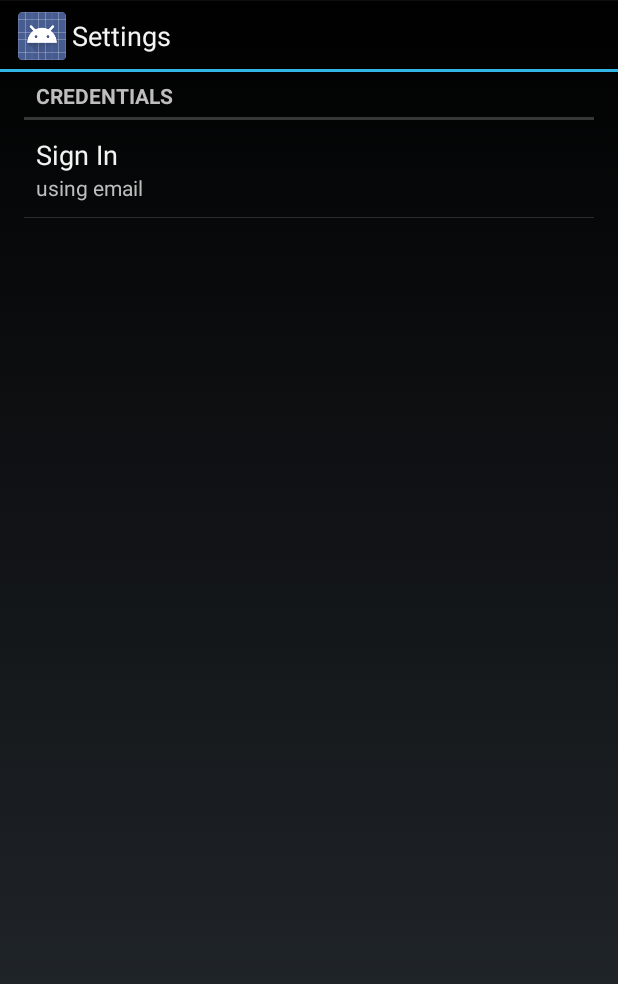
After one commit to EulogioGallo/ClockIO, an Android app: the SigninPreferenceActivity screen opened directly, with no data from a screen before it, on a phone screen of 412 x 824 dp. The commit adds this screen. Shown: the top 984 px of the screen. Run offline under Robolectric (Android 15) with nearby library versions, the phone set to English and light mode, and no system bars.

Commit message:
Added Settings for login, changed to Holo.Dark theme.

```diff
--- a/app/src/main/AndroidManifest.xml
+++ b/app/src/main/AndroidManifest.xml
@@ -36,6 +36,10 @@
             android:name=".FinalsActivity"
             android:label="@string/title_activity_final" >
         </activity>
+        <activity
+            android:name=".signinPreferences.SigninPreferenceActivity"
+            android:label="Settings" >
+        </activity>
     </application>
 
 </manifest>
--- a/app/src/main/java/com/perfectify/eulogio/clockio/ScreenshotObserver.java
+++ b/app/src/main/java/com/perfectify/eulogio/clockio/ScreenshotObserver.java
@@ -6,6 +6,7 @@ import android.content.Context;
 import android.os.Environment;
 import android.os.FileObserver;
 import android.util.Log;
+import android.widget.Toast;
 
 import java.io.File;
 import java.util.ArrayList;
@@ -68,6 +69,7 @@ public class ScreenshotObserver extends FileObserver {
         if ((CREATE & event) != 0) {
             Log.d("???: SCREENSHOT!!!", getForeground());
             Log.d("???: SCREENSHOT!!!", lastModified(absolutePath));
+            Toast.makeText(context, "Screenshot taken within ClockIO!", Toast.LENGTH_SHORT).show();
         }
     }
 }
--- /dev/null
+++ b/app/src/main/java/com/perfectify/eulogio/clockio/signinPreferences/SigninPreferenceActivity.java
@@ -0,0 +1,18 @@
+package com.perfectify.eulogio.clockio.signinPreferences;
+
+import android.app.Activity;
+import android.os.Bundle;
+
+/**
+ * Created by Eulogio on 8/7/2014.
+ */
+public class SigninPreferenceActivity extends Activity {
+
+    @Override
+    protected void onCreate(Bundle savedInstanceState) {
+        super.onCreate(savedInstanceState);
+
+        getFragmentManager().beginTransaction().replace(android.R.id.content,
+                new SigninPreferenceFragment()).commit();
+    }
+}
--- /dev/null
+++ b/app/src/main/java/com/perfectify/eulogio/clockio/signinPreferences/SigninPreferenceFragment.java
@@ -0,0 +1,32 @@
+package com.perfectify.eulogio.clockio.signinPreferences;
+
+import android.content.Context;
+import android.content.SharedPreferences;
+import android.os.Bundle;
+import android.preference.DialogPreference;
+import android.preference.PreferenceFragment;
+import android.preference.PreferenceManager;
+import android.util.AttributeSet;
+import android.util.Log;
+import android.view.View;
+import android.widget.EditText;
+
+import com.perfectify.eulogio.clockio.R;
+
+/**
+ * Created by Eulogio on 8/7/2014.
+ */
+public class SigninPreferenceFragment extends PreferenceFragment {
+
+    @Override
+    public void onCreate(Bundle savedInstanceState) {
+        super.onCreate(savedInstanceState);
+        addPreferencesFromResource(R.layout.signin);
+
+        // change dialogue of already signed in
+        SharedPreferences sp = getPreferenceScreen().getSharedPreferences();
+        if (!sp.getString("signin", "").isEmpty()) {
+            getPreferenceScreen().findPreference("signin").setTitle("Sign In as Different User");
+        }
+    }
+}
--- a/app/src/main/res/menu/main.xml
+++ b/app/src/main/res/menu/main.xml
@@ -4,5 +4,5 @@
     <item android:id="@+id/action_settings"
         android:title="@string/action_settings"
         android:orderInCategory="100"
-        android:showAsAction="never" />
+        android:showAsAction="ifRoom" />
 </menu>
--- a/app/src/main/res/values/strings.xml
+++ b/app/src/main/res/values/strings.xml
@@ -3,7 +3,7 @@
 
     <string name="app_name">ClockIO</string>
     <string name="hello_world">Hello world!</string>
-    <string name="action_settings">Settings</string>
+    <string name="action_signin">Sign In</string>
     <string name="title_activity_result">ResultActivity</string>
     <string name="title_activity_final">Time Clocked</string>
 
--- a/app/src/main/res/values/styles.xml
+++ b/app/src/main/res/values/styles.xml
@@ -1,7 +1,7 @@
 <resources>
 
     <!-- Base application theme. -->
-    <style name="AppTheme" parent="android:Theme.Holo.Light.DarkActionBar">
+    <style name="AppTheme" parent="android:Theme.Holo">
         <!-- Customize your theme here. -->
     </style>
 
```
Also changed, not shown: app/src/main/java/com/perfectify/eulogio/clockio/MainActivity.java (+24 -11 lines), app/src/main/java/com/perfectify/eulogio/clockio/Models/SQLiteHelper.java (+0 -13 lines), app/src/main/res/layout/activity_main.xml (+1 -11 lines), app/src/main/res/layout/signin.xml (added, +15 -0 lines), 1 other file.
